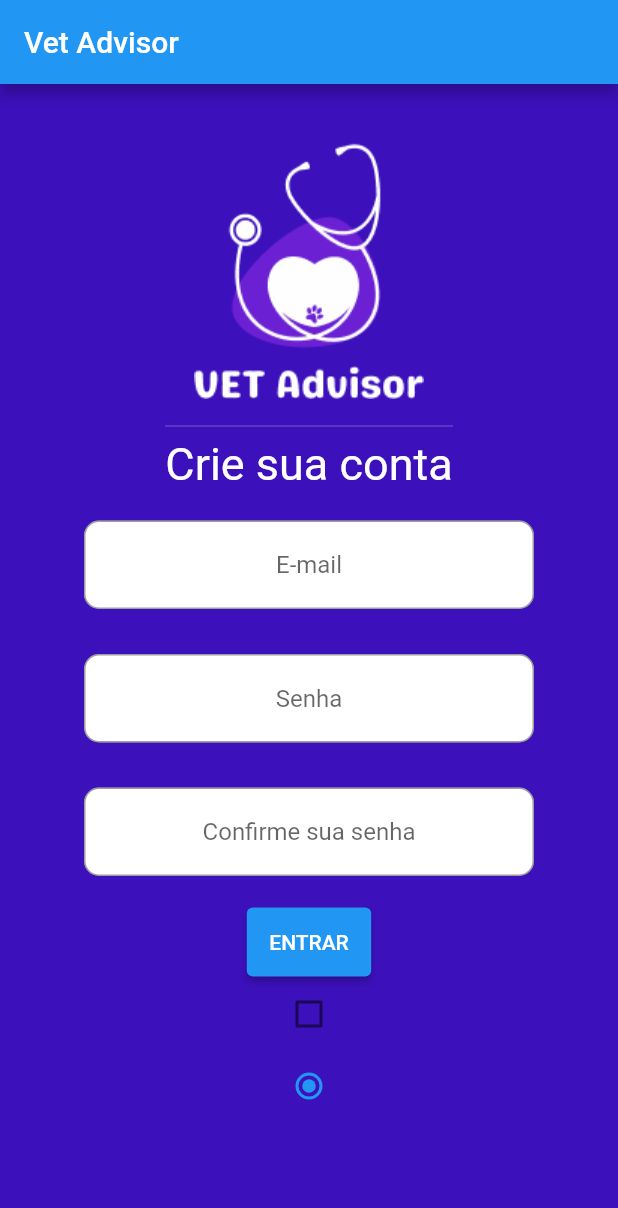
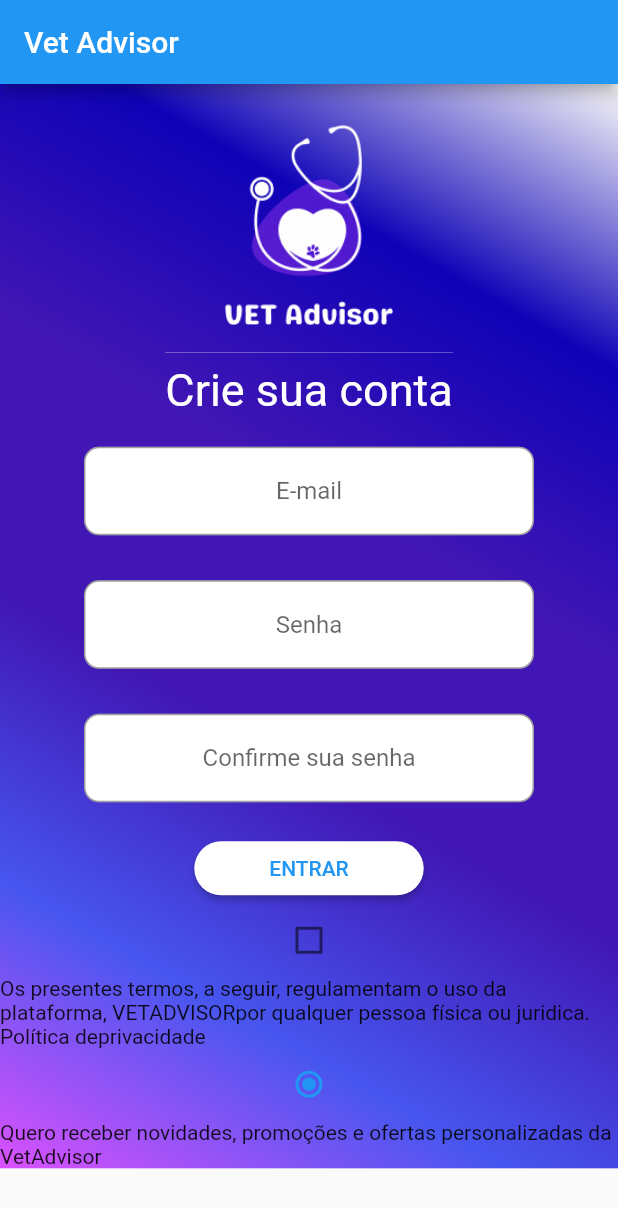
Before and after one commit to jessicasouza22/veadvisor, a Flutter app: the screen it shows after launch, on a phone screen of 412 x 824 dp. Shown: the top 1208 px of the screen. Run offline on Flutter 3.47's test engine with Material 2 defaults, Android fonts, the phone set to English and light mode, and no system bars; our stand-ins replace auto_size_text.

Commit message:
Atualização de repositório

```diff
--- a/lib/criarConta.dart
+++ b/lib/criarConta.dart
@@ -30,23 +30,37 @@ class _CriarContaPageState extends State<CriarContaPage> {
 
 
           ),
-      backgroundColor: Color(0xFF3C10BB),
+
       body: SingleChildScrollView(
-        child: Column(
+        child: Container(
+          decoration: const BoxDecoration(
+            gradient: LinearGradient(
+              begin: Alignment.topRight,
+              end: Alignment.bottomLeft,
+              colors: <Color>[
+                 Color(0xFFF9F9F9),
+                 Color(0xFF0E02B7),
+                 Color(0xFF4116B4),
+                 Color(0xFF4116B4),
+                 Color(0xFF4756EF),
+                 Color(0xFFDB51FD)
+                              ],
+            )
+
+          ),
+          child: Column(
           children: [
             const Padding(padding: EdgeInsets.all(10.0)),
             Center(
               child: Container(
-                padding: EdgeInsets.only(top: 10, bottom: 0),
+                padding: const EdgeInsets.only(right: 150, left: 150),
                 child: const Image(
                   image: AssetImage('imagens/logo1.png'),
                 ),
               ),
             ),
             Container(
-              padding: const EdgeInsets.only(top: 10, bottom: 0),
-              //height: 90,
-              //width: 90,
+              padding: const EdgeInsets.only(top:15, right: 150, left: 150),
               child: const Image(
                 image: AssetImage('imagens/logo2.png'),
               ),
@@ -137,9 +151,11 @@ class _CriarContaPageState extends State<CriarContaPage> {
             Builder(
                   builder: (context) => ElevatedButton(
                       style: TextButton.styleFrom(
-                        padding: EdgeInsets.all(15.0),
-                        primary: Colors.white,
-                        backgroundColor: Colors.blue, // Background Color
+                        padding: EdgeInsets.only(top: 10, right: 50, left: 50, bottom: 10),
+                        primary: Colors.blue,
+                        backgroundColor: Colors.white,
+                          shape: new RoundedRectangleBorder(borderRadius: new BorderRadius.circular(30.0)),
+                        // Background Color
                       ),
                       onPressed: () {
                         Navigator.push(
@@ -149,26 +165,33 @@ class _CriarContaPageState extends State<CriarContaPage> {
 
                         );
                       },
-                      child: const Text('ENTRAR'))),
+                      child: const Text('ENTRAR'))
 
 
-            Container(
-              child: Checkbox(
+            ),
+
+
+              Checkbox(
+
                 value: false,
                 onChanged: (Checkbox) {},
+
               ),
-              // Text('');
-            ),
-            Container(
-              child: Radio(
+               Text('Os presentes termos, a seguir, regulamentam o uso da plataforma, VETADVISOR'
+                   'por qualquer pessoa física ou juridica. Política de'
+                   'privacidade'),
+
+             Radio(
                 //fillColor: Color.white,
                 value: false,
                 groupValue: false,
 
                 onChanged: (value) {},
               ),
-            )
+            Text('Quero receber novidades, promoções e ofertas personalizadas da VetAdvisor'),
+
           ],
+        ),
         ),
       ),
     ));
```
